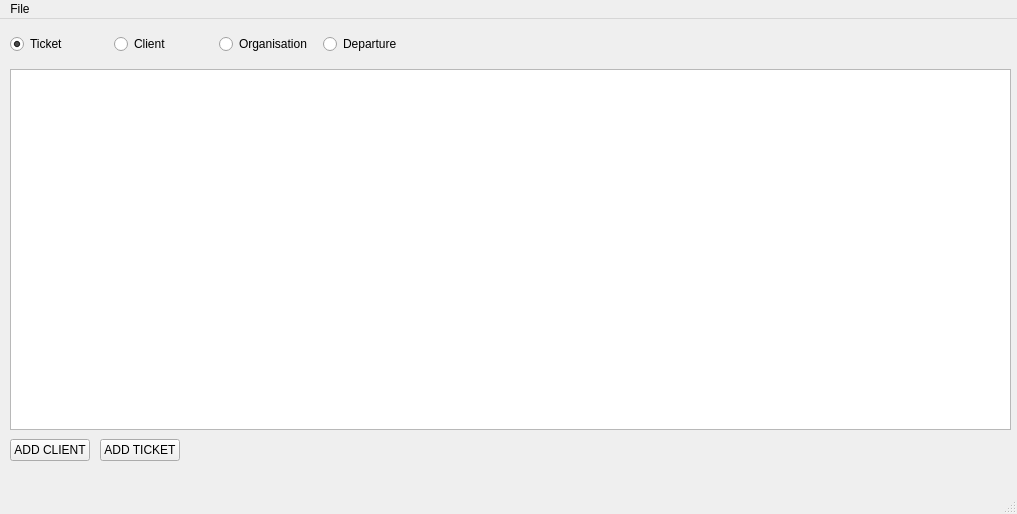
Qt form kisqpy/client/main.ui (pkulev/scoodent) before a commit.
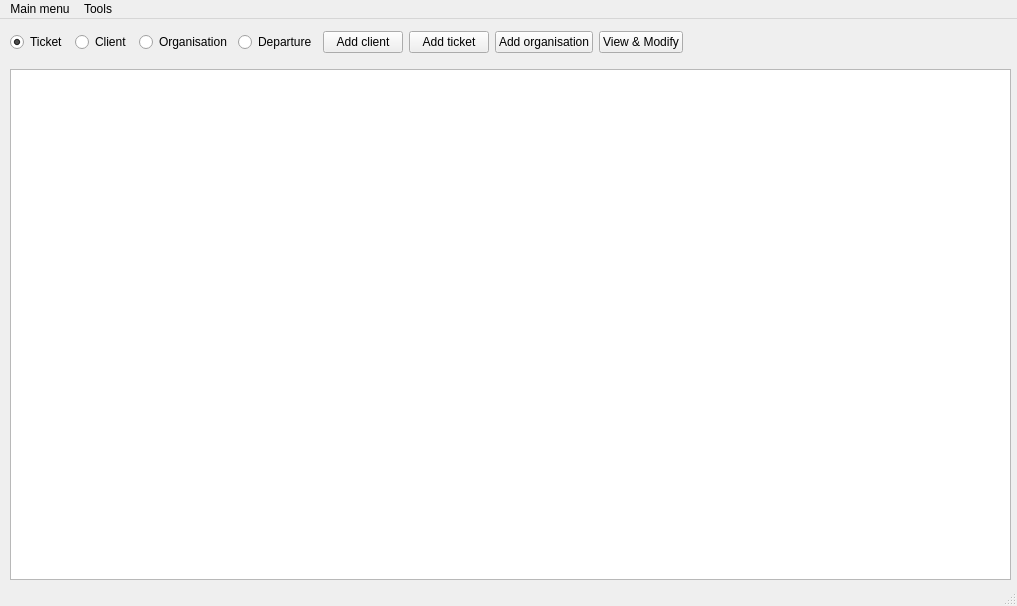
The same form after that commit.

Commit message: Make TicketDialog get data from database

```diff
--- a/kisqpy/client/main.ui
+++ b/kisqpy/client/main.ui
@@ -7,7 +7,7 @@
     <x>0</x>
     <y>0</y>
     <width>1017</width>
-    <height>514</height>
+    <height>606</height>
    </rect>
   </property>
   <property name="sizePolicy">
@@ -19,7 +19,7 @@
   <property name="minimumSize">
    <size>
     <width>1017</width>
-    <height>479</height>
+    <height>606</height>
    </size>
   </property>
   <property name="windowTitle">
@@ -32,7 +32,7 @@
       <x>10</x>
       <y>50</y>
       <width>1001</width>
-      <height>361</height>
+      <height>511</height>
      </rect>
     </property>
     <property name="sizePolicy">
@@ -63,26 +63,13 @@
      <bool>true</bool>
     </attribute>
    </widget>
-   <widget class="QPushButton" name="pb_add_client">
+   <widget class="QWidget" name="">
     <property name="geometry">
      <rect>
       <x>10</x>
-      <y>420</y>
-      <width>80</width>
-      <height>22</height>
-     </rect>
-    </property>
-    <property name="text">
-     <string>ADD CLIENT</string>
-    </property>
-   </widget>
-   <widget class="QWidget" name="layoutWidget">
-    <property name="geometry">
-     <rect>
-      <x>10</x>
-      <y>10</y>
-      <width>411</width>
-      <height>31</height>
+      <y>3</y>
+      <width>673</width>
+      <height>41</height>
      </rect>
     </property>
     <layout class="QHBoxLayout" name="horizontalLayout">
@@ -120,21 +107,36 @@
        </property>
       </widget>
      </item>
+     <item>
+      <widget class="QPushButton" name="pb_add_client">
+       <property name="text">
+        <string>Add client</string>
+       </property>
+      </widget>
+     </item>
+     <item>
+      <widget class="QPushButton" name="pb_add_ticket">
+       <property name="text">
+        <string>Add ticket</string>
+       </property>
+      </widget>
+     </item>
+     <item>
+      <widget class="QPushButton" name="pb_add_organisation">
+       <property name="text">
+        <string>Add organisation</string>
+       </property>
+      </widget>
+     </item>
+     <item>
+      <widget class="QPushButton" name="pb_view_and_modify">
+       <property name="text">
+        <string>View &amp;&amp; Modify</string>
+       </property>
+      </widget>
+     </item>
     </layout>
    </widget>
-   <widget class="QPushButton" name="pb_add_ticket">
-    <property name="geometry">
-     <rect>
-      <x>100</x>
-      <y>420</y>
-      <width>80</width>
-      <height>22</height>
-     </rect>
-    </property>
-    <property name="text">
-     <string>ADD TICKET</string>
-    </property>
-   </widget>
   </widget>
   <widget class="QMenuBar" name="menubar">
    <property name="geometry">
@@ -147,12 +149,27 @@
    </property>
    <widget class="QMenu" name="menuFile">
     <property name="title">
-     <string>File</string>
+     <string>Main menu</string>
     </property>
     <addaction name="separator"/>
     <addaction name="action_exit"/>
    </widget>
+   <widget class="QMenu" name="menuTools">
+    <property name="title">
+     <string>Tools</string>
+    </property>
+    <widget class="QMenu" name="menuDB_Tools">
+     <property name="title">
+      <string>DB Tools</string>
+     </property>
+     <addaction name="actionDrop_database"/>
+     <addaction name="actionCreate_schema"/>
+     <addaction name="actionGenerate_testing"/>
+    </widget>
+    <addaction name="menuDB_Tools"/>
+   </widget>
    <addaction name="menuFile"/>
+   <addaction name="menuTools"/>
   </widget>
   <widget class="QStatusBar" name="statusbar"/>
   <action name="action_exit">
```
Left out of the diff: 15 changed lines with no effect on the pictures. The commit also changes 1 other file.
